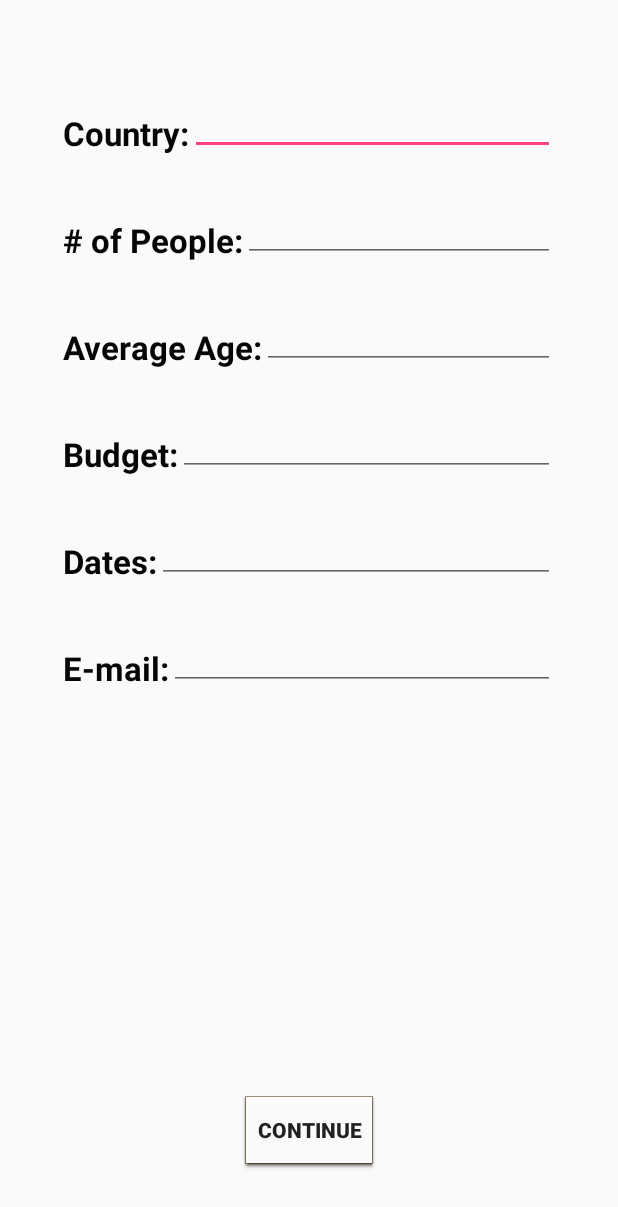
After one commit to royjacobson/hermes, an Android app: the SearchActivity screen opened directly, with no data from a screen before it, on a phone screen of 412 x 824 dp. The commit adds this screen. Shown: the top 1207 px of the screen. Run offline under Robolectric (Android 15) with nearby library versions, the light colour scheme and no system bars.

Commit message:
Created Search Activity
i did the thing

```diff
--- a/HermesAPK/app/src/main/AndroidManifest.xml
+++ b/HermesAPK/app/src/main/AndroidManifest.xml
@@ -20,6 +20,10 @@
                 <category android:name="android.intent.category.LAUNCHER" />
             </intent-filter>
         </activity>
+        <activity
+            android:name=".SearchActivity"
+            android:label="@string/title_activity_search"
+            android:theme="@style/AppTheme"></activity>
     </application>
 
 </manifest>
--- /dev/null
+++ b/HermesAPK/app/src/main/java/com/hermes/hermes/SearchActivity.java
@@ -0,0 +1,48 @@
+package com.hermes.hermes;
+
+import android.os.Bundle;
+import android.support.design.widget.FloatingActionButton;
+import android.support.design.widget.Snackbar;
+import android.support.v7.app.AppCompatActivity;
+import android.support.v7.widget.Toolbar;
+import android.view.View;
+import android.widget.Button;
+import android.widget.EditText;
+
+public class SearchActivity extends AppCompatActivity {
+
+    @Override
+    protected void onCreate(Bundle savedInstanceState)
+    {
+        super.onCreate(savedInstanceState);
+        setContentView(R.layout.activity_search);
+
+
+                final EditText country= (EditText) findViewById(R.id.editText);
+                final EditText num= (EditText) findViewById(R.id.editText2);
+                final EditText age= (EditText) findViewById(R.id.editText3);
+                final EditText budget= (EditText) findViewById(R.id.editText4);
+                final EditText dates= (EditText) findViewById(R.id.editText5);
+                final EditText email= (EditText) findViewById(R.id.editText6);
+
+                final Button button = (Button) findViewById(R.id.buttonContinue);
+                button.setOnClickListener(new View.OnClickListener()
+
+                {
+                    public void onClick(View v)
+                    {
+                        String strCountry = country.getText().toString();
+                        String strNum= num.getText().toString();
+                        String strAge= age.getText().toString();
+                        String strBudget= budget.getText().toString();
+                        String strDates= dates.getText().toString();
+                        String strEmail= email.getText().toString();
+
+                    }
+
+                    })
+
+
+
+        ;}
+}
--- a/HermesAPK/app/src/main/res/layout/activity_search.xml
+++ b/HermesAPK/app/src/main/res/layout/activity_search.xml
@@ -1,8 +1,10 @@
 <?xml version="1.0" encoding="utf-8"?>
 <RelativeLayout xmlns:android="http://schemas.android.com/apk/res/android"
+    xmlns:tools="http://schemas.android.com/tools"
     android:orientation="horizontal" android:layout_width="match_parent"
     android:layout_height="match_parent"
-    android:weightSum="1">
+    android:weightSum="1"
+    tools:context="com.hermes.hermes.SearchActivity">
 
     <TextView
         android:layout_width="wrap_content"
@@ -162,7 +164,7 @@
         android:layout_width="wrap_content"
         android:layout_height="wrap_content"
         android:text="Continue"
-        android:id="@+id/button"
+        android:id="@+id/buttonContinue"
         android:textStyle="bold"
         android:clickable="true"
         android:layout_marginBottom="45dp"
--- a/HermesAPK/app/src/main/res/values/strings.xml
+++ b/HermesAPK/app/src/main/res/values/strings.xml
@@ -1,4 +1,5 @@
 <resources>
     <string name="app_name">Hermes</string>
     <string name="action_settings">Settings</string>
+    <string name="title_activity_search">SearchActivity</string>
 </resources>
```
Also changed, not shown: HermesAPK/app/src/main/res/layout/content_search.xml (added, +15 -0 lines).
